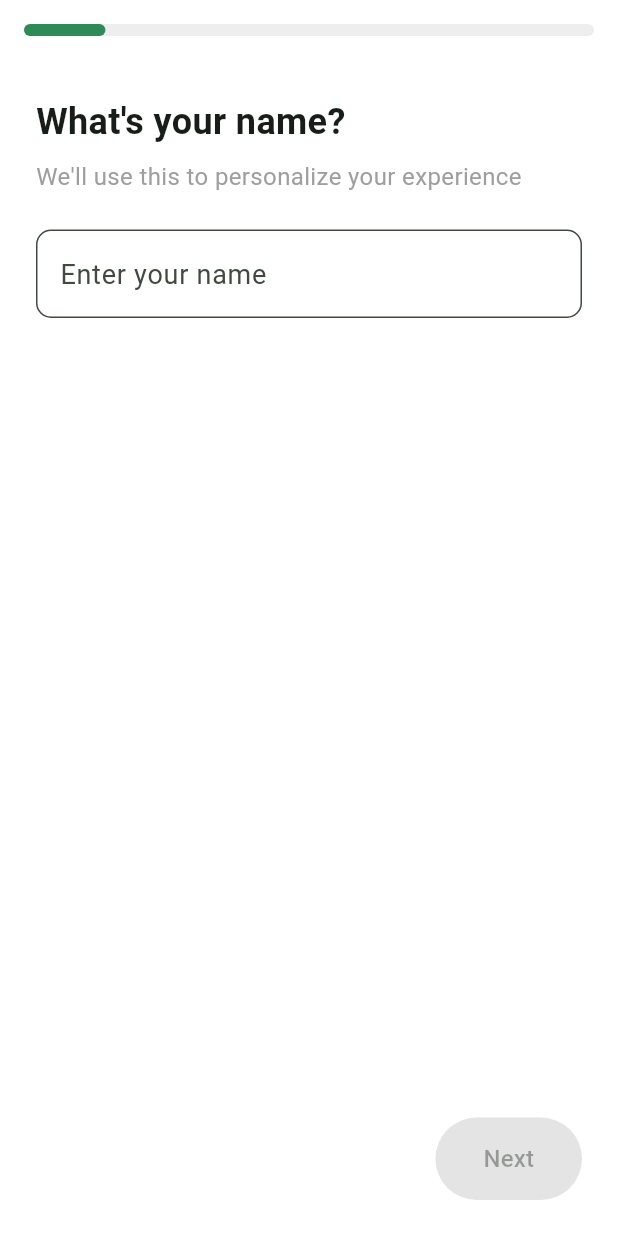
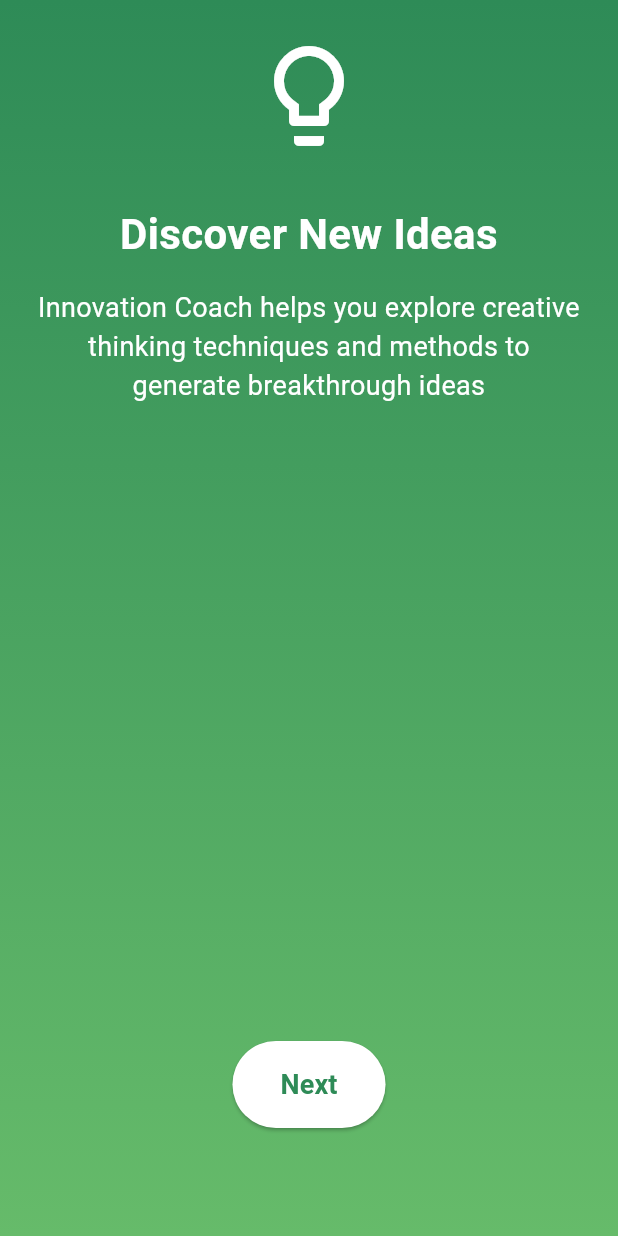
Before and after one commit to alessiogandelli/InnoVateSg-app, a Flutter app: the screen it shows after launch, after a tap on "Get Started", on a phone screen of 412 x 824 dp. Run offline on Flutter 3.47's test engine with Material 3 defaults, Android fonts, the phone set to English and light mode, and no system bars; our stand-ins replace google_generative_ai; missing offline and left inert: flutter_ai_toolkit.

Commit message:
refactor onboarding flow and add info screens

```diff
--- /dev/null
+++ b/lib/screens/onboarding/info_screen_one.dart
@@ -0,0 +1,79 @@
+import 'package:flutter/material.dart';
+
+class InfoScreenOne extends StatelessWidget {
+  final VoidCallback onNext;
+
+  const InfoScreenOne({super.key, required this.onNext});
+
+  @override
+  Widget build(BuildContext context) {
+    return Scaffold(
+      body: Container(
+        decoration: BoxDecoration(
+          gradient: LinearGradient(
+            begin: Alignment.topCenter,
+            end: Alignment.bottomCenter,
+            colors: [
+              Theme.of(context).colorScheme.primary,
+              Theme.of(context).colorScheme.secondary,
+            ],
+          ),
+        ),
+        child: SafeArea(
+          child: Padding(
+            padding: const EdgeInsets.all(24.0),
+            child: Column(
+              mainAxisAlignment: MainAxisAlignment.center,
+              children: [
+                const Icon(
+                  Icons.lightbulb_outline,
+                  size: 80,
+                  color: Colors.white,
+                ),
+                const SizedBox(height: 32),
+                const Text(
+                  'Discover New Ideas',
+                  style: TextStyle(
+                    fontSize: 28,
+                    fontWeight: FontWeight.bold,
+                    color: Colors.white,
+                  ),
+                  textAlign: TextAlign.center,
+                ),
+                const SizedBox(height: 16),
+                const Text(
+                  'Innovation Coach helps you explore creative thinking techniques and methods to generate breakthrough ideas',
+                  style: TextStyle(
+                    fontSize: 18,
+                    color: Colors.white,
+                  ),
+                  textAlign: TextAlign.center,
+                ),
+                const Spacer(),
+                ElevatedButton(
+                  onPressed: onNext,
+                  style: ElevatedButton.styleFrom(
+                    backgroundColor: Colors.white,
+                    foregroundColor: Theme.of(context).colorScheme.primary,
+                    padding: const EdgeInsets.symmetric(horizontal: 32, vertical: 16),
+                    shape: RoundedRectangleBorder(
+                      borderRadius: BorderRadius.circular(30),
+                    ),
+                  ),
+                  child: const Text(
+                    'Next',
+                    style: TextStyle(
+                      fontSize: 18,
+                      fontWeight: FontWeight.bold,
+                    ),
+                  ),
+                ),
+                const SizedBox(height: 48),
+              ],
+            ),
+          ),
+        ),
+      ),
+    );
+  }
+}
--- a/lib/screens/onboarding/onboarding_completed_screen.dart
+++ b/lib/screens/onboarding/onboarding_completed_screen.dart
@@ -69,8 +69,7 @@ class OnboardingCompletedScreen extends StatelessWidget {
                       children: [
                         _buildProfileItem('Company', userData.companyName),
                         const Divider(),
-                        _buildProfileItem('Experience', userData.innovationLevel),
-                        const Divider(),
+
                         _buildProfileItem(
                           'Industries',
                           userData.interests.join(', ')
--- a/lib/screens/onboarding/onboarding_flow.dart
+++ b/lib/screens/onboarding/onboarding_flow.dart
@@ -2,6 +2,8 @@ import 'package:flutter/material.dart';
 import 'package:innovate/models/onboarding_data.dart';
 import 'package:innovate/services/storage_service.dart';
 import 'package:innovate/screens/onboarding/welcome_screen.dart';
+import 'package:innovate/screens/onboarding/info_screen_one.dart';
+import 'package:innovate/screens/onboarding/info_screen_two.dart';
 import 'package:innovate/screens/onboarding/questions_screen.dart';
 import 'package:innovate/screens/onboarding/onboarding_completed_screen.dart';
 
@@ -25,16 +27,16 @@ class _OnboardingFlowState extends State<OnboardingFlow> {
     _userData = OnboardingData.empty();
   }
 
-  void _moveToQuestions() {
+  void _moveToNextScreen() {
     setState(() {
-      _currentStep = 1;
+      _currentStep++;
     });
   }
 
   void _saveUserData(OnboardingData data) async {
     setState(() {
       _userData = data;
-      _currentStep = 2;
+      _currentStep = 4;
     });
 
     // Save to storage
@@ -49,10 +51,14 @@ class _OnboardingFlowState extends State<OnboardingFlow> {
   Widget build(BuildContext context) {
     switch (_currentStep) {
       case 0:
-        return WelcomeScreen(onGetStarted: _moveToQuestions);
+        return WelcomeScreen(onGetStarted: _moveToNextScreen);
       case 1:
+        return InfoScreenOne(onNext: _moveToNextScreen);
+      case 2:
+        return InfoScreenTwo(onNext: _moveToNextScreen);
+      case 3:
         return QuestionsScreen(onComplete: _saveUserData);
-      case 2:
+      case 4:
         return OnboardingCompletedScreen(
           userData: _userData,
           onGetStarted: _completeOnboarding,
--- a/lib/screens/onboarding/questions_screen.dart
+++ b/lib/screens/onboarding/questions_screen.dart
@@ -13,7 +13,7 @@ class QuestionsScreen extends StatefulWidget {
 class _QuestionsScreenState extends State<QuestionsScreen> {
   final _pageController = PageController();
   int _currentPage = 0;
-  final int _totalPages = 7; // Updated to include new questions
+  final int _totalPages = 6; // Updated to match the actual number of pages
 
   String _name = '';
   String _role = '';
@@ -32,9 +32,7 @@ class _QuestionsScreenState extends State<QuestionsScreen> {
     'Transportation', 'Energy', 'Agriculture', 'Construction',
   ];
 
-  final List<String> _innovationLevels = [
-    'Beginner', 'Intermediate', 'Advanced', 'Expert'
-  ];
+
 
   // Map for storing attitude question options and their corresponding categories
   final Map<String, Map<String, String>> _attitudeQuestions = {
@@ -136,7 +134,7 @@ class _QuestionsScreenState extends State<QuestionsScreen> {
                     _buildNameQuestion(),
                     _buildCompanyNameQuestion(),
                     _buildInterestsQuestion(),
-                    _buildInnovationLevelQuestion(),
+                   // _buildInnovationLevelQuestion(),
                     // New attitude questions
                     _buildInnovationApproachQuestion(),
                     _buildDecisionMakingStyleQuestion(),
@@ -189,10 +187,10 @@ class _QuestionsScreenState extends State<QuestionsScreen> {
       case 0: return _name.isNotEmpty;
       case 1: return _companyName.isNotEmpty;
       case 2: return _selectedInterests.isNotEmpty;
-      case 3: return _innovationLevel.isNotEmpty;
-      case 4: return _innovationApproach != null;
-      case 5: return _decisionMakingStyle != null;
-      case 6: return _riskPerspective != null;
+      //case 3: return _innovationLevel.isNotEmpty;
+      case 3: return _innovationApproach != null;
+      case 4: return _decisionMakingStyle != null;
+      case 5: return _riskPerspective != null;
       default: return false;
     }
   }
@@ -411,94 +409,94 @@ class _QuestionsScreenState extends State<QuestionsScreen> {
     );
   }
 
-  Widget _buildInnovationLevelQuestion() {
-    return Padding(
-      padding: const EdgeInsets.all(24.0),
-      child: Column(
-        crossAxisAlignment: CrossAxisAlignment.start,
-        children: [
-          const Text(
-            "What's your innovation experience level?",
-            style: TextStyle(
-              fontSize: 24,
-              fontWeight: FontWeight.bold,
-            ),
-          ),
-          const SizedBox(height: 8),
-          const Text(
-            "This helps us tailor content to your needs",
-            style: TextStyle(
-              fontSize: 16,
-              color: Colors.grey,
-            ),
-          ),
-          const SizedBox(height: 24),
-          Expanded(
-            child: ListView.builder(
-              itemCount: _innovationLevels.length,
-              itemBuilder: (context, index) {
-                final level = _innovationLevels[index];
-                final isSelected = _innovationLevel == level;
+  // Widget _buildInnovationLevelQuestion() {
+  //   return Padding(
+  //     padding: const EdgeInsets.all(24.0),
+  //     child: Column(
+  //       crossAxisAlignment: CrossAxisAlignment.start,
+  //       children: [
+  //         const Text(
+  //           "What's your innovation experience level?",
+  //           style: TextStyle(
+  //             fontSize: 24,
+  //             fontWeight: FontWeight.bold,
+  //           ),
+  //         ),
+  //         const SizedBox(height: 8),
+  //         const Text(
+  //           "This helps us tailor content to your needs",
+  //           style: TextStyle(
+  //             fontSize: 16,
+  //             color: Colors.grey,
+  //           ),
+  //         ),
+  //         const SizedBox(height: 24),
+  //         Expanded(
+  //           child: ListView.builder(
+  //             itemCount: _innovationLevels.length,
+  //             itemBuilder: (context, index) {
+  //               final level = _innovationLevels[index];
+  //               final isSelected = _innovationLevel == level;
 
-                return Padding(
-                  padding: const EdgeInsets.only(bottom: 12.0),
-                  child: InkWell(
-                    onTap: () {
-                      setState(() {
-                        _innovationLevel = level;
-                      });
-                    },
-                    child: Container(
-                      padding: const EdgeInsets.all(16),
-                      decoration: BoxDecoration(
-                        color: isSelected
-                            ? Theme.of(context).colorScheme.primary.withOpacity(0.1)
-                            : Colors.white,
-                        borderRadius: BorderRadius.circular(10),
-                        border: Border.all(
-                          color: isSelected
-                              ? Theme.of(context).colorScheme.primary
-                              : Colors.grey.shade300,
-                          width: 2,
-                        ),
-                      ),
-                      child: Row(
-                        children: [
-                          Icon(
-                            isSelected
-                                ? Icons.check_circle
-                                : Icons.circle_outlined,
-                            color: isSelected
-                                ? Theme.of(context).colorScheme.primary
-                                : Colors.grey,
-                          ),
-                          const SizedBox(width: 16),
-                          Expanded(
-                            child: Text(
-                              level,
-                              style: TextStyle(
-                                fontSize: 18,
-                                fontWeight: isSelected
-                                    ? FontWeight.bold
-                                    : FontWeight.normal,
-                                color: isSelected
-                                    ? Theme.of(context).colorScheme.primary
-                                    : Colors.black87,
-                              ),
-                            ),
-                          ),
-                        ],
-                      ),
-                    ),
-                  ),
-                );
-              },
-            ),
-          ),
-        ],
-      ),
-    );
-  }
+  //               return Padding(
+  //                 padding: const EdgeInsets.only(bottom: 12.0),
+  //                 child: InkWell(
+  //                   onTap: () {
+  //                     setState(() {
+  //                       _innovationLevel = level;
+  //                     });
+  //                   },
+  //                   child: Container(
+  //                     padding: const EdgeInsets.all(16),
+  //                     decoration: BoxDecoration(
+  //                       color: isSelected
+  //                           ? Theme.of(context).colorScheme.primary.withOpacity(0.1)
+  //                           : Colors.white,
+  //                       borderRadius: BorderRadius.circular(10),
+  //                       border: Border.all(
+  //                         color: isSelected
+  //                             ? Theme.of(context).colorScheme.primary
+  //                             : Colors.grey.shade300,
+  //                         width: 2,
+  //                       ),
+  //                     ),
+  //                     child: Row(
+  //                       children: [
+  //                         Icon(
+  //                           isSelected
+  //                               ? Icons.check_circle
+  //                               : Icons.circle_outlined,
+  //                           color: isSelected
+  //                               ? Theme.of(context).colorScheme.primary
+  //                               : Colors.grey,
+  //                         ),
+  //                         const SizedBox(width: 16),
+  //                         Expanded(
+  //                           child: Text(
+  //                             level,
+  //                             style: TextStyle(
+  //                               fontSize: 18,
+  //                               fontWeight: isSelected
+  //                                   ? FontWeight.bold
+  //                                   : FontWeight.normal,
+  //                               color: isSelected
+  //                                   ? Theme.of(context).colorScheme.primary
+  //                                   : Colors.black87,
+  //                             ),
+  //                           ),
+  //                         ),
+  //                       ],
+  //                     ),
+  //                   ),
+  //                 ),
+  //               );
+  //             },
+  //           ),
+  //         ),
+  //       ],
+  //     ),
+  //   );
+  // }
 
   // New question builders for innovation attitudes
   Widget _buildInnovationApproachQuestion() {
```
Also changed, not shown: lib/screens/onboarding/info_screen_two.dart (added, +79 -0 lines).
